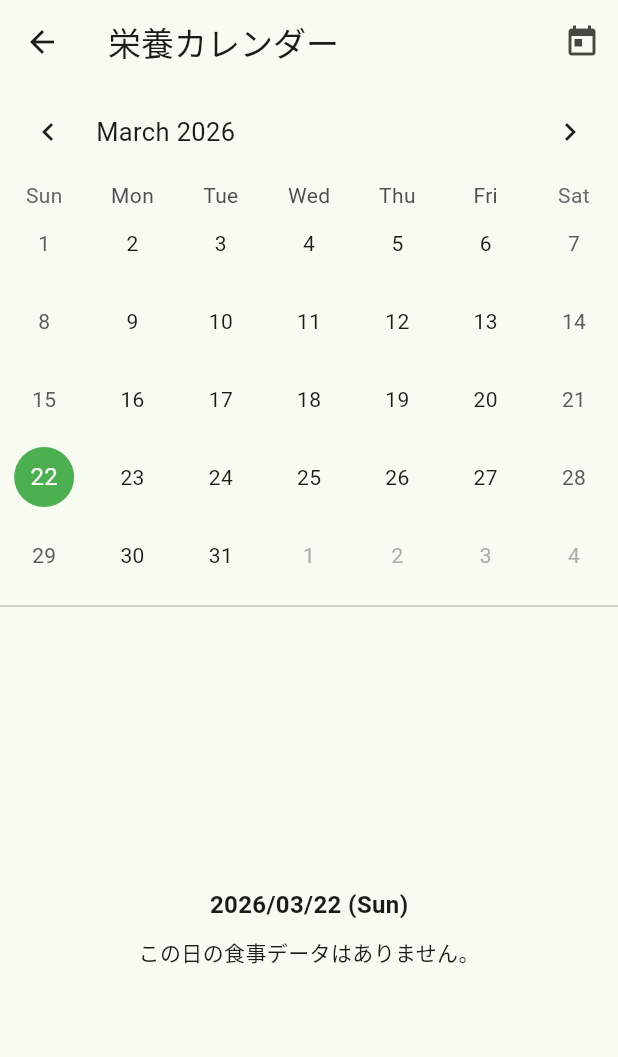
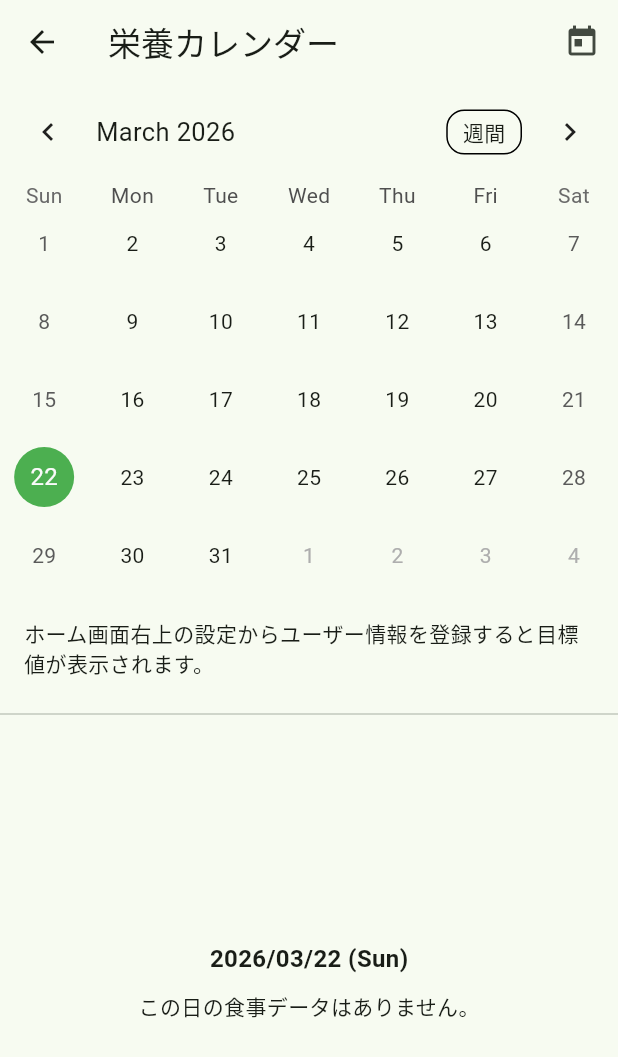
Before and after one commit to 432uc/OptiMeal, a Flutter app: the CalendarScreen screen opened directly, on a phone screen of 412 x 824 dp. Shown: the top 1057 px of the screen. Run offline on Flutter 3.47's test engine with Material 3 defaults, Android fonts, the light colour scheme and no system bars; drawn by our look-alikes of table_calendar; our stand-ins replace fl_chart, flutter_dotenv, flutter_riverpod, google_generative_ai, image_picker, isar and 1 more; missing offline and left inert: google_mlkit_text_recognition; accounts and stored records are empty; generated files the repository leaves out were written again.

Commit message:
feat: カレンダー画面に栄養サマリー表示機能（PFCバランス・目標達成状況）を実装
カレンダーで選択した期間（1日・週間・月間）に応じた栄養摂取量のサマリーを表示する機能を実装しました。円グラフによるPFCバランスの可視化と、目標値に対する進捗管理が可能です。

### 機能追加・変更
- **栄養サマリー表示 (`lib/nutrition_chart_widget.dart`):**
  - 新規作成。`fl_chart` を使用し、PFCバランス（タンパク質・脂質・炭水化物）を円グラフで表示します。
  - カロリーと各栄養素の目標値に対する実績を `LinearProgressIndicator` で表示。目標を超過した場合はインジケーターの色が赤に変化します。
  - 表示期間（1日、週間、月間）を切り替えるための `SegmentedButton` を搭載。

- **状態管理の拡張 (`lib/calendar_provider.dart`):**
  - グラフの表示期間（`GraphPeriod`）およびカレンダー形式（`CalendarFormat`）の状態管理を追加。
  - 選択期間に応じた食事記録の抽出（`visiblePeriodMealsProvider`）と、栄養合計値の計算（`periodNutritionProvider`）を実装。
  - ユーザー設定（TDEE）に基づき、選択期間（日・週・月）に応じた目標栄養素を算出する `periodTargetsProvider` を追加。

- **UIの更新 (`lib/calendar_screen.dart`):**
  - カレンダー直下に `NutritionChartWidget` を配置。
  - カレンダーの表示形式（月間/週間）の切り替えに対応。

### 依存関係
- `pubspec.yaml` にグラフ描画ライブラリ `fl_chart` を追加しました。

```diff
--- a/lib/calendar_provider.dart
+++ b/lib/calendar_provider.dart
@@ -2,6 +2,16 @@
 import 'package:flutter_riverpod/flutter_riverpod.dart';
 import 'meal_record.dart';
 import 'meal_repository.dart';
+
+import 'package:table_calendar/table_calendar.dart';
+import 'package:opti_meal/user_data_provider.dart';
+
+// Graph period selection
+enum GraphPeriod { day, week, month }
+final graphPeriodProvider = StateProvider<GraphPeriod>((ref) => GraphPeriod.day);
+
+// Calendar format
+final calendarFormatProvider = StateProvider<CalendarFormat>((ref) => CalendarFormat.month);
 
 // Current focused month/day in the calendar
 final focusedDayProvider = StateProvider<DateTime>((ref) => DateTime.now());
@@ -12,6 +22,79 @@ final moonthlyMealsProvider = StreamProvider<List<MealRecord>>((ref) {
   final repository = ref.watch(mealRepositoryProvider);
   final focusedDay = ref.watch(focusedDayProvider);
   return repository.watchMealRecordsForMonth(focusedDay);
+});
+
+// Calculate the visible meals based on the graph period
+final visiblePeriodMealsProvider = Provider<List<MealRecord>>((ref) {
+  final monthlyMeals = ref.watch(moonthlyMealsProvider).value ?? [];
+  final period = ref.watch(graphPeriodProvider);
+  final selected = ref.watch(selectedDayProvider);
+
+  if (period == GraphPeriod.month) {
+    return monthlyMeals;
+  } else if (period == GraphPeriod.week) {
+    final weekDay = selected.weekday;
+    final startOffset = weekDay == 7 ? 0 : weekDay; // Sunday = 0
+    final startOfWeek = selected.subtract(Duration(days: startOffset));
+    final endOfWeek = startOfWeek.add(const Duration(days: 6));
+
+    final start = DateTime(startOfWeek.year, startOfWeek.month, startOfWeek.day);
+    final end = DateTime(endOfWeek.year, endOfWeek.month, endOfWeek.day, 23, 59, 59);
+
+    return monthlyMeals.where((m) => m.date.isAfter(start.subtract(const Duration(seconds: 1))) && m.date.isBefore(end.add(const Duration(seconds: 1)))).toList();
+  } else if (period == GraphPeriod.day) {
+    return monthlyMeals.where((m) =>
+      m.date.year == selected.year &&
+      m.date.month == selected.month &&
+      m.date.day == selected.day
+    ).toList();
+  }
+  return [];
+});
+
+// Calculate macros for the visible period
+final periodNutritionProvider = Provider<Map<String, double>>((ref) {
+  final meals = ref.watch(visiblePeriodMealsProvider);
+  double cals = 0, p = 0, f = 0, c = 0;
+  for (final m in meals) {
+    cals += m.energy ?? 0;
+    p += m.protein ?? 0;
+    f += m.fat ?? 0;
+    c += m.carbohydrate ?? 0;
+  }
+  return {'calories': cals, 'protein': p, 'fat': f, 'carbs': c};
+});
+
+// Calculate targets based on UserData
+final periodTargetsProvider = Provider<Map<String, double>>((ref) {
+  final userData = ref.watch(userDataProvider);
+  final period = ref.watch(graphPeriodProvider);
+  final focused = ref.watch(focusedDayProvider);
+
+  int daysInPeriod = 1;
+  if (period == GraphPeriod.month) {
+    daysInPeriod = DateTime(focused.year, focused.month + 1, 0).day;
+  } else if (period == GraphPeriod.week) {
+    daysInPeriod = 7;
+  } else if (period == GraphPeriod.day) {
+    daysInPeriod = 1;
+  }
+
+  if (userData == null || userData.tdee <= 0) {
+    return {'calories': 0, 'protein': 0, 'fat': 0, 'carbs': 0};
+  }
+
+  final dailyCals = userData.tdee;
+  final dailyP = (dailyCals * 0.2) / 4;
+  final dailyF = (dailyCals * 0.25) / 9;
+  final dailyC = (dailyCals * 0.55) / 4;
+
+  return {
+    'calories': dailyCals * daysInPeriod,
+    'protein': dailyP * daysInPeriod,
+    'fat': dailyF * daysInPeriod,
+    'carbs': dailyC * daysInPeriod,
+  };
 });
 
 // Meal records for the selected day
--- a/lib/calendar_screen.dart
+++ b/lib/calendar_screen.dart
@@ -6,6 +6,7 @@ import 'package:intl/intl.dart';
 import 'calendar_provider.dart';
 import 'meal_record.dart';
 import 'meal_record_edit_screen.dart';
+import 'nutrition_chart_widget.dart';
 
 class CalendarScreen extends ConsumerWidget {
   const CalendarScreen({super.key});
@@ -16,6 +17,7 @@ class CalendarScreen extends ConsumerWidget {
     final selectedDay = ref.watch(selectedDayProvider);
     final selectedDayMeals = ref.watch(selectedDayMealsProvider);
     final dailyTotals = ref.watch(dailyTotalsProvider);
+    final calendarFormat = ref.watch(calendarFormatProvider);
 
     return Scaffold(
       appBar: AppBar(
@@ -34,7 +36,8 @@ class CalendarScreen extends ConsumerWidget {
       ),
       body: Column(
         children: [
-          _buildCalendarSection(ref, focusedDay, selectedDay, dailyTotals),
+          _buildCalendarSection(ref, focusedDay, selectedDay, dailyTotals, calendarFormat),
+          const NutritionChartWidget(),
           const Divider(),
           Expanded(
             child: _buildMealListSection(selectedDay, selectedDayMeals),
@@ -49,14 +52,20 @@ class CalendarScreen extends ConsumerWidget {
     DateTime focusedDay,
     DateTime selectedDay,
     Map<int, double> dailyTotals,
+    CalendarFormat calendarFormat,
   ) {
     return TableCalendar(
       firstDay: DateTime.utc(2020, 1, 1),
       lastDay: DateTime.utc(2030, 12, 31),
       focusedDay: focusedDay,
-      headerStyle: const HeaderStyle(
-        formatButtonVisible: false, // 2weeks/month切り替えボタンを非表示
-      ),
+      calendarFormat: calendarFormat,
+      availableCalendarFormats: const {
+        CalendarFormat.month: '月間',
+        CalendarFormat.week: '週間',
+      },
+      onFormatChanged: (format) {
+        ref.read(calendarFormatProvider.notifier).state = format;
+      },
       selectedDayPredicate: (day) => isSameDay(selectedDay, day),
       onDaySelected: (selected, focused) {
         ref.read(selectedDayProvider.notifier).state = selected;
--- /dev/null
+++ b/lib/nutrition_chart_widget.dart
@@ -0,0 +1,154 @@
+import 'package:flutter/material.dart';
+import 'package:flutter_riverpod/flutter_riverpod.dart';
+import 'package:fl_chart/fl_chart.dart';
+import 'calendar_provider.dart';
+
+class NutritionChartWidget extends ConsumerWidget {
+  const NutritionChartWidget({super.key});
+
+  @override
+  Widget build(BuildContext context, WidgetRef ref) {
+    final actual = ref.watch(periodNutritionProvider);
+    final target = ref.watch(periodTargetsProvider);
+
+    final actualCal = actual['calories'] ?? 0;
+    final actualP = actual['protein'] ?? 0;
+    final actualF = actual['fat'] ?? 0;
+    final actualC = actual['carbs'] ?? 0;
+
+    final targetCal = target['calories'] ?? 0;
+    final targetP = target['protein'] ?? 0;
+    final targetF = target['fat'] ?? 0;
+    final targetC = target['carbs'] ?? 0;
+
+    if (targetCal == 0) {
+      return const Padding(
+        padding: EdgeInsets.all(16.0),
+        child: Text('ホーム画面右上の設定からユーザー情報を登録すると目標値が表示されます。'),
+      );
+    }
+
+    return Padding(
+      padding: const EdgeInsets.symmetric(horizontal: 16.0, vertical: 8.0),
+      child: Card(
+        color: Colors.white,
+        elevation: 2,
+        child: Padding(
+          padding: const EdgeInsets.all(16.0),
+          child: Column(
+            crossAxisAlignment: CrossAxisAlignment.start,
+            children: [
+              Row(
+                mainAxisAlignment: MainAxisAlignment.spaceBetween,
+                children: [
+                  const Text('栄養サマリー', style: TextStyle(fontWeight: FontWeight.bold, fontSize: 16)),
+                  SegmentedButton<GraphPeriod>(
+                    segments: const [
+                      ButtonSegment(value: GraphPeriod.day, label: Text('1日')),
+                      ButtonSegment(value: GraphPeriod.week, label: Text('週間')),
+                      ButtonSegment(value: GraphPeriod.month, label: Text('月間')),
+                    ],
+                    selected: {ref.watch(graphPeriodProvider)},
+                    onSelectionChanged: (Set<GraphPeriod> newSelection) {
+                      ref.read(graphPeriodProvider.notifier).state = newSelection.first;
+                    },
+                    style: SegmentedButton.styleFrom(
+                      padding: const EdgeInsets.symmetric(horizontal: 8),
+                      visualDensity: VisualDensity.compact,
+                    ),
+                  ),
+                ],
+              ),
+              const SizedBox(height: 16),
+              Row(
+                crossAxisAlignment: CrossAxisAlignment.start,
+                children: [
+                  // 円グラフ (PFCバランス)
+                  SizedBox(
+                    width: 120,
+                    height: 120,
+                    child: (actualP == 0 && actualF == 0 && actualC == 0)
+                        ? const Center(child: Text('データなし'))
+                        : PieChart(
+                            PieChartData(
+                              sectionsSpace: 0,
+                              centerSpaceRadius: 30,
+                              sections: [
+                                PieChartSectionData(
+                                  value: actualP,
+                                  color: Colors.blue,
+                                  title: 'P\n${actualP.toInt()}g',
+                                  radius: 30,
+                                  titleStyle: const TextStyle(fontSize: 10, color: Colors.white, fontWeight: FontWeight.bold),
+                                ),
+                                PieChartSectionData(
+                                  value: actualF,
+                                  color: Colors.orange,
+                                  title: 'F\n${actualF.toInt()}g',
+                                  radius: 30,
+                                  titleStyle: const TextStyle(fontSize: 10, color: Colors.white, fontWeight: FontWeight.bold),
+                                ),
+                                PieChartSectionData(
+                                  value: actualC,
+                                  color: Colors.green,
+                                  title: 'C\n${actualC.toInt()}g',
+                                  radius: 30,
+                                  titleStyle: const TextStyle(fontSize: 10, color: Colors.white, fontWeight: FontWeight.bold),
+                                ),
+                              ],
+                            ),
+                          ),
+                  ),
+                  const SizedBox(width: 24),
+                  // 目標と実績のプログレス＆テキスト
+                  Expanded(
+                    child: Column(
+                      crossAxisAlignment: CrossAxisAlignment.start,
+                      children: [
+                        _buildMacroRow('カロリー', actualCal, targetCal, Colors.red),
+                        const SizedBox(height: 8),
+                        _buildMacroRow('タンパク質', actualP, targetP, Colors.blue),
+                        const SizedBox(height: 8),
+                        _buildMacroRow('脂質', actualF, targetF, Colors.orange),
+                        const SizedBox(height: 8),
+                        _buildMacroRow('炭水化物', actualC, targetC, Colors.green),
+                      ],
+                    ),
+                  )
+                ],
+              ),
+            ],
+          ),
+        ),
+      ),
+    );
+  }
+
+  Widget _buildMacroRow(String label, double actual, double target, Color color) {
+    final diff = target - actual;
+    final diffText = diff >= 0 ? 'あと ${diff.toInt()}' : '超過 ${(diff * -1).toInt()}';
+
+    // 0 division check
+    final double ratio = target > 0 ? (actual / target).clamp(0.0, 1.0) : 0;
+
+    return Column(
+      crossAxisAlignment: CrossAxisAlignment.start,
+      children: [
+        Row(
+          mainAxisAlignment: MainAxisAlignment.spaceBetween,
+          children: [
+            Text(label, style: const TextStyle(fontWeight: FontWeight.bold, fontSize: 12)),
+            Text('${actual.toInt()} / ${target.toInt()} ($diffText)', style: const TextStyle(fontSize: 11)),
+          ],
+        ),
+        const SizedBox(height: 4),
+        LinearProgressIndicator(
+          value: ratio,
+          backgroundColor: Colors.grey[200],
+          color: diff < 0 ? Colors.redAccent : color, // Exceeded = Red
+          minHeight: 6,
+        ),
+      ],
+    );
+  }
+}
--- a/pubspec.yaml
+++ b/pubspec.yaml
@@ -25,6 +25,7 @@ dependencies:
   path_provider: ^2.1.5
   table_calendar: ^3.2.0
   intl: ^0.20.2
+  fl_chart: ^1.2.0
 
 dev_dependencies:
   flutter_test:
```
Also changed, not shown: pubspec.lock.
